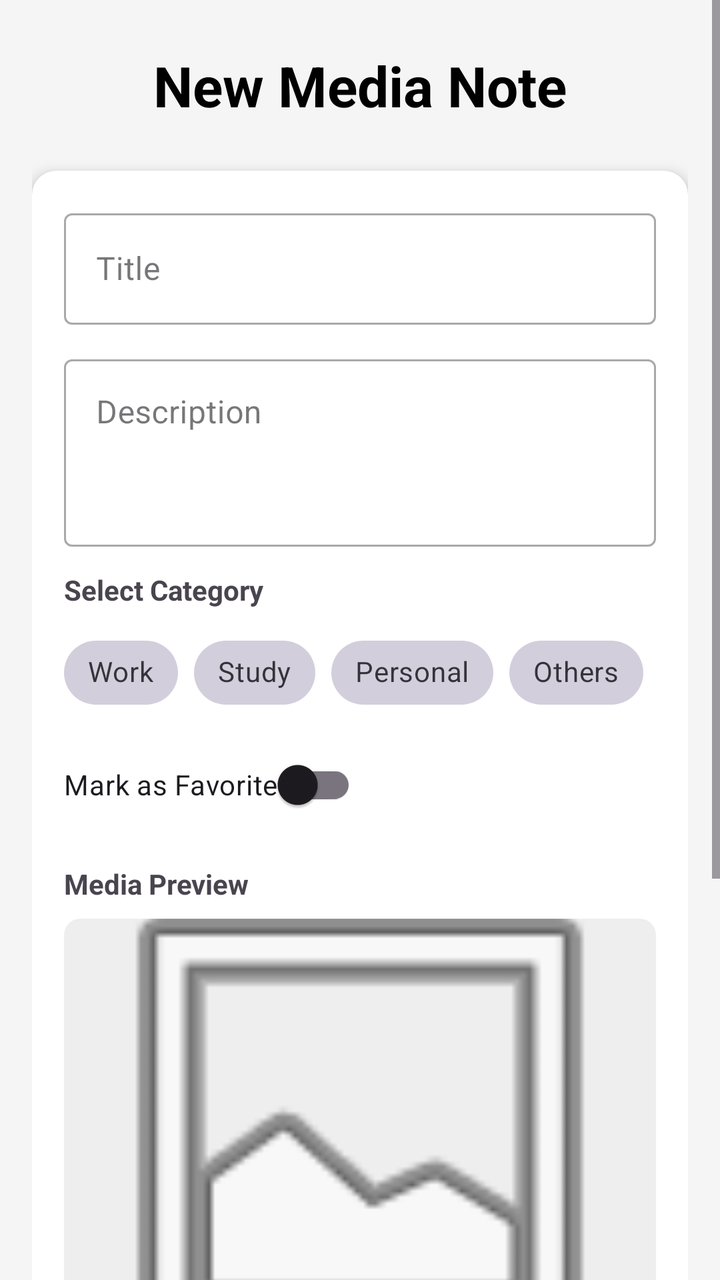
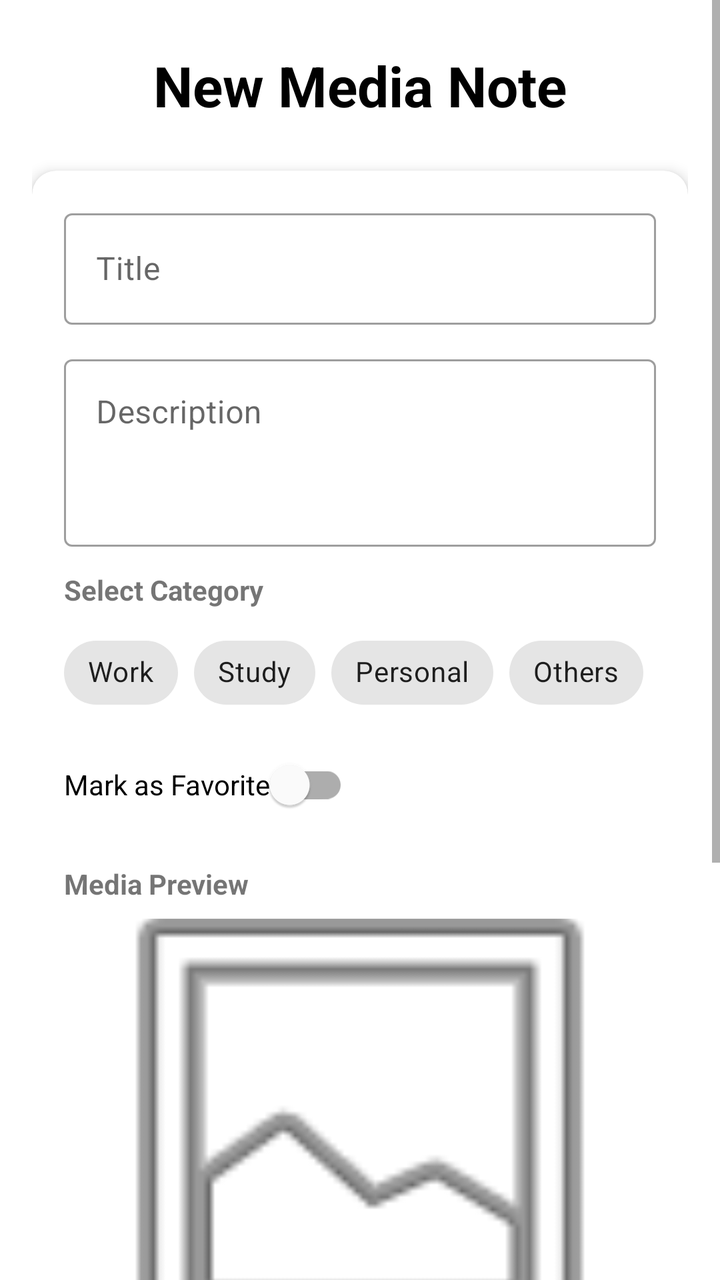

Two renders of the same Android screen: before a commit and after it. Below are the layout's source before the change and the commit's diff.
<!-- AndroidManifest.xml: application theme Theme.MediaNotesApp -->
<!-- res/layout/activity_main.xml -->
<?xml version="1.0" encoding="utf-8"?>
<ScrollView xmlns:android="http://schemas.android.com/apk/res/android"
    xmlns:app="http://schemas.android.com/apk/res-auto"
    xmlns:tools="http://schemas.android.com/tools"
    android:layout_width="match_parent"
    android:layout_height="match_parent"
    android:background="#F5F5F5"
    tools:context=".MainActivity">

    <LinearLayout
        android:layout_width="match_parent"
        android:layout_height="wrap_content"
        android:orientation="vertical"
        android:padding="16dp">

        <TextView
            android:layout_width="match_parent"
            android:layout_height="wrap_content"
            android:text="New Media Note"
            android:textSize="28sp"
            android:textColor="@color/black"
            android:textStyle="bold"
            android:layout_marginTop="8dp"
            android:layout_marginBottom="24dp"
            android:gravity="center"/>

        <androidx.cardview.widget.CardView
            android:layout_width="match_parent"
            android:layout_height="wrap_content"
            app:cardCornerRadius="12dp"
            app:cardElevation="4dp"
            android:layout_marginBottom="24dp">

            <LinearLayout
                android:layout_width="match_parent"
                android:layout_height="wrap_content"
                android:orientation="vertical"
                android:padding="16dp">

                <com.google.android.material.textfield.TextInputLayout
                    android:layout_width="match_parent"
                    android:layout_height="wrap_content"
                    android:layout_marginBottom="12dp"
                    style="@style/Widget.MaterialComponents.TextInputLayout.OutlinedBox">

                    <com.google.android.material.textfield.TextInputEditText
                        android:id="@+id/etTitle"
                        android:layout_width="match_parent"
                        android:layout_height="wrap_content"
                        android:hint="Title"
                        android:inputType="textCapSentences" />
                </com.google.android.material.textfield.TextInputLayout>

                <com.google.android.material.textfield.TextInputLayout
                    android:layout_width="match_parent"
                    android:layout_height="wrap_content"
                    android:layout_marginBottom="12dp"
                    style="@style/Widget.MaterialComponents.TextInputLayout.OutlinedBox">

                    <com.google.android.material.textfield.TextInputEditText
                        android:id="@+id/etDescription"
                        android:layout_width="match_parent"
                        android:layout_height="wrap_content"
                        android:hint="Description"
                        android:inputType="textMultiLine"
                        android:minLines="3"
                        android:gravity="top" />
                </com.google.android.material.textfield.TextInputLayout>

                <TextView
                    android:layout_width="wrap_content"
                    android:layout_height="wrap_content"
                    android:text="Select Category"
                    android:textStyle="bold"
                    android:layout_marginBottom="8dp"/>

                <com.google.android.material.chip.ChipGroup
                    android:id="@+id/chipGroupCategory"
                    android:layout_width="match_parent"
                    android:layout_height="wrap_content"
                    android:layout_marginBottom="8dp"
                    app:singleSelection="true"
                    app:selectionRequired="true">

                    <com.google.android.material.chip.Chip
                        android:id="@+id/chipWork"
                        style="@style/Widget.MaterialComponents.Chip.Choice"
                        android:layout_width="wrap_content"
                        android:layout_height="wrap_content"
                        android:text="Work"/>

                    <com.google.android.material.chip.Chip
                        android:id="@+id/chipStudy"
                        style="@style/Widget.MaterialComponents.Chip.Choice"
                        android:layout_width="wrap_content"
                        android:layout_height="wrap_content"
                        android:text="Study"/>

                    <com.google.android.material.chip.Chip
                        android:id="@+id/chipPersonal"
                        style="@style/Widget.MaterialComponents.Chip.Choice"
                        android:layout_width="wrap_content"
                        android:layout_height="wrap_content"
                        android:text="Personal"/>

                    <com.google.android.material.chip.Chip
                        android:id="@+id/chipOthers"
                        style="@style/Widget.MaterialComponents.Chip.Choice"
                        android:layout_width="wrap_content"
                        android:layout_height="wrap_content"
                        android:text="Others"/>

                </com.google.android.material.chip.ChipGroup>

                <com.google.android.material.textfield.TextInputLayout
                    android:id="@+id/tilOtherCategory"
                    android:layout_width="match_parent"
                    android:layout_height="wrap_content"
                    android:layout_marginBottom="16dp"
                    android:visibility="gone"
                    style="@style/Widget.MaterialComponents.TextInputLayout.OutlinedBox">

                    <com.google.android.material.textfield.TextInputEditText
                        android:id="@+id/etNoteType"
                        android:layout_width="match_parent"
                        android:layout_height="wrap_content"
                        android:hint="Custom Category"
                        android:inputType="textCapWords" />
                </com.google.android.material.textfield.TextInputLayout>

                <com.google.android.material.switchmaterial.SwitchMaterial
                    android:id="@+id/switchFavorite"
                    android:layout_width="wrap_content"
                    android:layout_height="wrap_content"
                    android:text="Mark as Favorite"
                    android:layout_marginBottom="16dp"
                    android:checked="false" />

                <TextView
                    android:layout_width="wrap_content"
                    android:layout_height="wrap_content"
                    android:text="Media Preview"
                    android:textStyle="bold"
                    android:layout_marginBottom="8dp"/>

                <androidx.cardview.widget.CardView
                    android:layout_width="match_parent"
                    android:layout_height="220dp"
                    app:cardCornerRadius="8dp"
                    app:cardElevation="0dp"
                    android:layout_marginBottom="16dp"
                    app:cardBackgroundColor="#EEEEEE">

                    <ImageView
                        android:id="@+id/ivPreview"
                        android:layout_width="match_parent"
                        android:layout_height="match_parent"
                        android:scaleType="centerCrop"
                        android:src="@android:drawable/ic_menu_gallery"
                        android:contentDescription="Image preview" />
                </androidx.cardview.widget.CardView>

                <LinearLayout
                    android:layout_width="match_parent"
                    android:layout_height="wrap_content"
                    android:orientation="horizontal"
                    android:weightSum="2"
                    android:layout_marginBottom="12dp">

                    <Button
                        android:id="@+id/btnCapture"
                        android:layout_width="0dp"
                        android:layout_height="wrap_content"
                        android:layout_weight="1"
                        android:text="Camera"
                        android:textAllCaps="false"
                        android:padding="12dp"
                        android:layout_marginEnd="6dp"
                        app:icon="@android:drawable/ic_menu_camera" />

                    <Button
                        android:id="@+id/btnSelect"
                        android:layout_width="0dp"
                        android:layout_height="wrap_content"
                        android:layout_weight="1"
                        android:text="Gallery"
                        android:textAllCaps="false"
                        android:padding="12dp"
                        android:layout_marginStart="6dp"
                        style="@style/Widget.MaterialComponents.Button.OutlinedButton"
                        app:icon="@android:drawable/ic_menu_gallery" />
                </LinearLayout>

                <ProgressBar
                    android:id="@+id/progressBar"
                    android:layout_width="wrap_content"
                    android:layout_height="wrap_content"
                    android:layout_gravity="center"
                    android:visibility="gone"
                    android:layout_marginBottom="8dp"/>

                <Button
                    android:id="@+id/btnSave"
                    android:layout_width="match_parent"
                    android:layout_height="wrap_content"
                    android:text="Save Note"
                    android:textAllCaps="false"
                    android:padding="12dp"
                    android:layout_marginBottom="8dp"
                    android:backgroundTint="@color/purple_700" />

                <Button
                    android:id="@+id/btnViewAll"
                    android:layout_width="match_parent"
                    android:layout_height="wrap_content"
                    android:text="View All Notes"
                    android:textAllCaps="false"
                    android:padding="12dp"
                    style="@style/Widget.MaterialComponents.Button.TextButton" />

            </LinearLayout>
        </androidx.cardview.widget.CardView>

    </LinearLayout>
</ScrollView>
<!-- resources referenced by this layout -->
<resources>
  <color name="black">#FF000000</color>
  <color name="purple_700">#FF3700B3</color>
  <style name="Theme.MediaNotesApp" parent="Base.Theme.MediaNotesApp" />
  <style name="Base.Theme.MediaNotesApp" parent="Theme.Material3.DayNight.NoActionBar">
          <item name="colorPrimary">@color/primary_deep</item>
          <item name="android:windowBackground">@color/background_soft</item>
          <item name="android:textColorPrimary">@color/text_primary</item>
      </style>
  <color name="primary_deep">#1A237E</color>
  <color name="background_soft">#F8F9FA</color>
  <color name="text_primary">#212121</color>
</resources>

<!-- the commit's change to res/layout/activity_main.xml (unified diff, before → after) -->
@@ -4,7 +4,7 @@
     xmlns:tools="http://schemas.android.com/tools"
     android:layout_width="match_parent"
     android:layout_height="match_parent"
-    android:background="#F5F5F5"
+    android:background="?attr/colorSurface"
     tools:context=".MainActivity">
 
     <LinearLayout
@@ -18,7 +18,7 @@
             android:layout_height="wrap_content"
             android:text="New Media Note"
             android:textSize="28sp"
-            android:textColor="@color/black"
+            android:textColor="?attr/colorOnSurface"
             android:textStyle="bold"
             android:layout_marginTop="8dp"
             android:layout_marginBottom="24dp"
@@ -149,7 +149,7 @@
                     app:cardCornerRadius="8dp"
                     app:cardElevation="0dp"
                     android:layout_marginBottom="16dp"
-                    app:cardBackgroundColor="#EEEEEE">
+                    app:cardBackgroundColor="?attr/colorSurface">
 
                     <ImageView
                         android:id="@+id/ivPreview"
@@ -167,7 +167,7 @@
                     android:weightSum="2"
                     android:layout_marginBottom="12dp">
 
-                    <Button
+                    <com.google.android.material.button.MaterialButton
                         android:id="@+id/btnCapture"
                         android:layout_width="0dp"
                         android:layout_height="wrap_content"
@@ -178,7 +178,7 @@
                         android:layout_marginEnd="6dp"
                         app:icon="@android:drawable/ic_menu_camera" />
 
-                    <Button
+                    <com.google.android.material.button.MaterialButton
                         android:id="@+id/btnSelect"
                         android:layout_width="0dp"
                         android:layout_height="wrap_content"
@@ -199,7 +199,7 @@
                     android:visibility="gone"
                     android:layout_marginBottom="8dp"/>
 
-                <Button
+                <com.google.android.material.button.MaterialButton
                     android:id="@+id/btnSave"
                     android:layout_width="match_parent"
                     android:layout_height="wrap_content"
@@ -207,9 +207,9 @@
                     android:textAllCaps="false"
                     android:padding="12dp"
                     android:layout_marginBottom="8dp"
-                    android:backgroundTint="@color/purple_700" />
-
-                <Button
+                    android:backgroundTint="?attr/colorPrimary" />
+
+                <com.google.android.material.button.MaterialButton
                     android:id="@+id/btnViewAll"
                     android:layout_width="match_parent"
                     android:layout_height="wrap_content"
<!-- resource entries referenced after the edit -->
@@ -1,15 +1,17 @@
 <!-- resources referenced by this layout -->
 <resources>
   <color name="black">#FF000000</color>
-  <color name="purple_700">#FF3700B3</color>
-  <style name="Theme.MediaNotesApp" parent="Base.Theme.MediaNotesApp" />
-  <style name="Base.Theme.MediaNotesApp" parent="Theme.Material3.DayNight.NoActionBar">
-          <item name="colorPrimary">@color/primary_deep</item>
-          <item name="android:windowBackground">@color/background_soft</item>
-          <item name="android:textColorPrimary">@color/text_primary</item>
+  <style name="Theme.MediaNotesApp" parent="Theme.MediaNotes.Light" />
+  <style name="Theme.MediaNotes.Light" parent="Theme.MaterialComponents.DayNight.NoActionBar">
+          <item name="colorPrimary">@color/purple_500</item>
+          <item name="colorOnPrimary">@color/white</item>
+          <item name="colorSurface">@color/white</item>
+          <item name="colorOnSurface">@color/black</item>
+          <item name="android:windowBackground">?attr/colorSurface</item>
+          <item name="android:statusBarColor">?attr/colorSurface</item>
+          <item name="android:navigationBarColor">?attr/colorSurface</item>
       </style>
-  <color name="primary_deep">#1A237E</color>
-  <color name="background_soft">#F8F9FA</color>
-  <color name="text_primary">#212121</color>
+  <color name="purple_500">#FF6200EE</color>
+  <color name="white">#FFFFFFFF</color>
 </resources>
 
